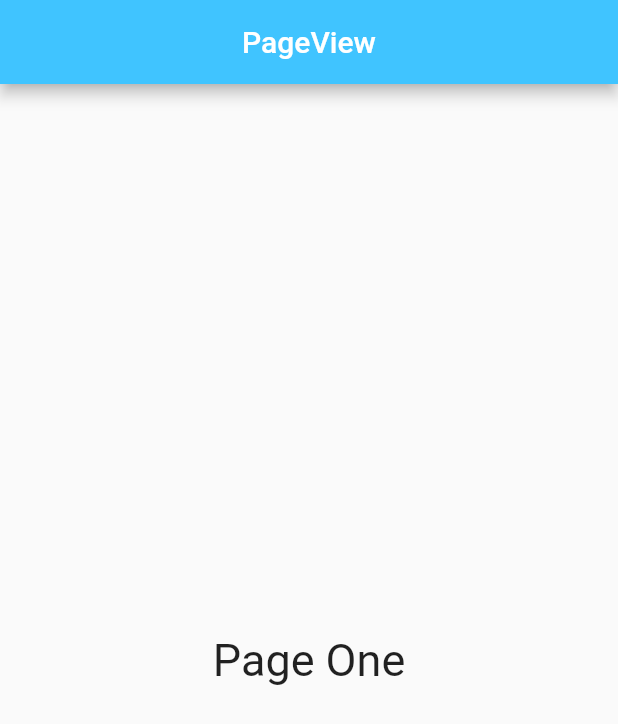
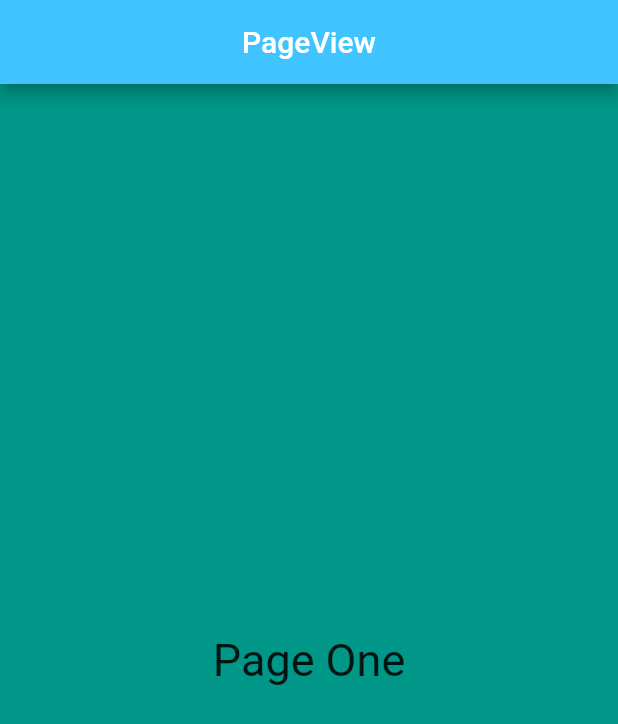
Before and after one commit to flutter-devs/pageView_flutter-, a Flutter app: the screen it shows after launch, on a phone screen of 412 x 824 dp. Shown: the top 724 px of the screen. Run offline on Flutter 3.47's test engine with Material 2 defaults, Android fonts, the phone set to English and light mode, and no system bars.

Commit message:
second commit

```diff
--- a/lib/UI/home_page_screen.dart
+++ b/lib/UI/home_page_screen.dart
@@ -12,18 +12,22 @@ class _MyHomePageState extends State<MyHomePage> {
     Center(
         child: Pages(
       text: "Page One",
+      color: Colors.teal,
     )),
     Center(
         child: Pages(
       text: "Page Two",
+      color: Colors.red.shade100,
     )),
     Center(
         child: Pages(
       text: "Page Three",
+      color: Colors.grey,
     )),
     Center(
         child: Pages(
       text: "Page Four",
+      color: Colors.yellow.shade100,
     ))
   ];
   int _curr = 0;
@@ -38,8 +42,9 @@ class _MyHomePageState extends State<MyHomePage> {
         backgroundColor: Colors.lightBlueAccent,
       ),
       body: PageView(
+        allowImplicitScrolling: true,
         children: _list,
-        scrollDirection: Axis.horizontal,
+        scrollDirection: Axis.vertical,
         // reverse: true,
         // physics: BouncingScrollPhysics(),
         controller: controller,
@@ -55,10 +60,13 @@ class _MyHomePageState extends State<MyHomePage> {
 
 class Pages extends StatelessWidget {
   final text;
-  Pages({this.text});
+  final color;
+  Pages({this.text, this.color});
   @override
   Widget build(BuildContext context) {
-    return Center(
+    return Container(
+      color: color,
+      child: Center(
         child: Column(
             mainAxisAlignment: MainAxisAlignment.center,
             children: <Widget>[
@@ -70,6 +78,7 @@ class Pages extends StatelessWidget {
                     fontWeight: FontWeight.w400),
               ),
             ]),
+      ),
     );
   }
 }
--- a/lib/main.dart
+++ b/lib/main.dart
@@ -8,7 +8,6 @@ void main() {
 class MyApp extends StatelessWidget {
   const MyApp({Key? key}) : super(key: key);
 
-  // This widget is the root of your application.
   @override
   Widget build(BuildContext context) {
     return  MaterialApp(
```
Lines whose indentation alone changed are shown as unchanged.
